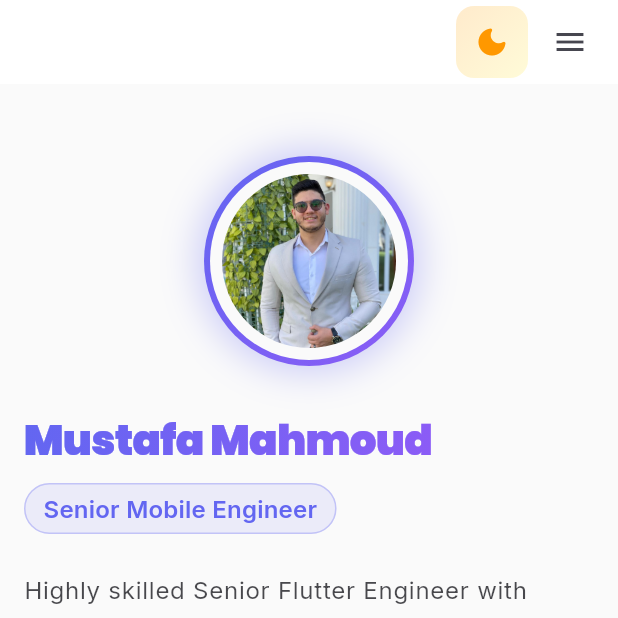
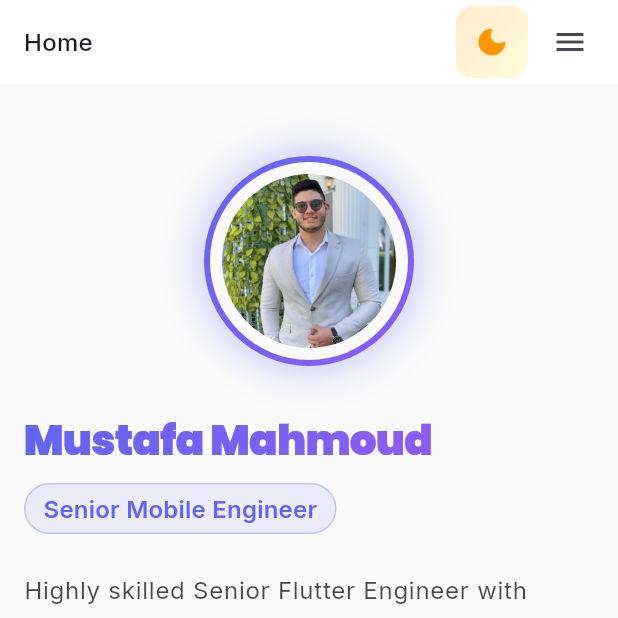
Before and after one commit to MustafaYounis27/my_website, a Flutter app: the screen it shows after launch, on a phone screen of 412 x 824 dp, the top half of it. Run offline on Flutter 3.47's test engine with Material 3 defaults, Android fonts, the phone set to English and light mode, and no system bars; drawn by our look-alikes of flutter_animate; our stand-ins replace google_fonts, pdf, printing, shared_preferences; missing offline and left inert: dart:html.

Commit message:
feat: add section labels in mobile app bar with animated transitions

```diff
--- a/lib/src/pages/home_page.dart
+++ b/lib/src/pages/home_page.dart
@@ -30,6 +30,25 @@ class _HomePageState extends State<HomePage> {
     'projects': GlobalKey(),
     'contact': GlobalKey(),
   };
+
+  String _sectionLabel(String id) {
+    switch (id) {
+      case 'home':
+        return 'Home';
+      case 'about':
+        return 'About';
+      case 'skills':
+        return 'Skills';
+      case 'experience':
+        return 'Experience';
+      case 'projects':
+        return 'Projects';
+      case 'contact':
+        return 'Contact';
+      default:
+        return '';
+    }
+  }
 
   @override
   void initState() {
@@ -93,7 +112,16 @@ class _HomePageState extends State<HomePage> {
     final cvLoaded = context.watch<CVProvider>().isLoaded;
     return Scaffold(
       appBar: AppBar(
-        title: const Text(''),
+        title: context.isMobile
+            ? AnimatedSwitcher(
+                duration: const Duration(milliseconds: 250),
+                child: Text(
+                  _sectionLabel(_currentSection),
+                  key: ValueKey(_currentSection),
+                  style: Theme.of(context).textTheme.titleMedium,
+                ),
+              )
+            : const Text(''),
         actions: [
           Padding(
             padding: const EdgeInsets.only(right: 8.0),
```
Also changed, not shown: pubspec.lock.
